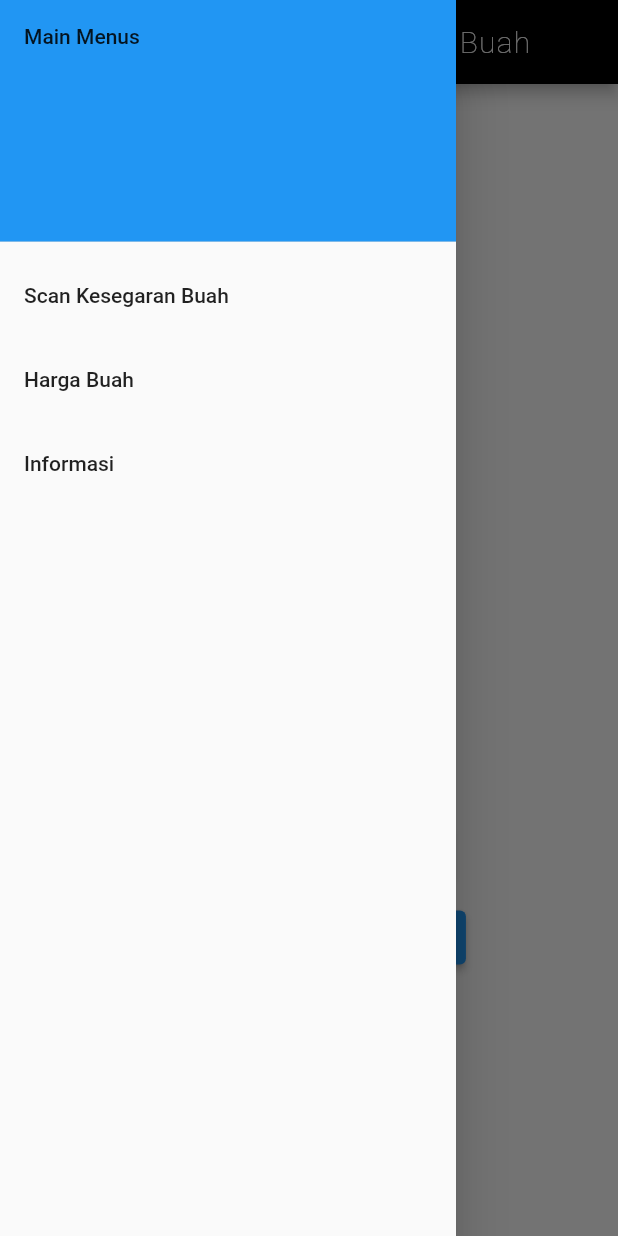
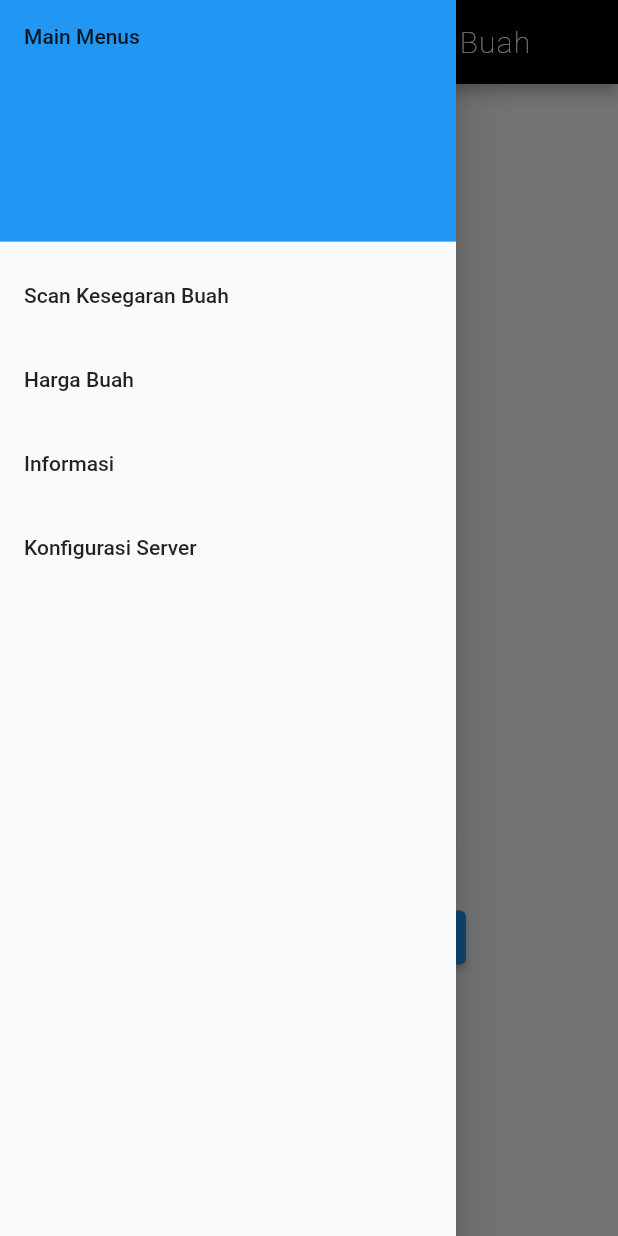
Before and after one commit to gebong/scan-buah-flutter, a Flutter app: the screen it shows after launch, with the side drawer open, on a phone screen of 412 x 824 dp. Run offline on Flutter 3.47's test engine with Material 2 defaults, Android fonts, the phone set to English and light mode, and no system bars; our stand-ins replace go_router, image_picker.

Commit message:
tambah akses setting server

```diff
--- a/lib/components/nav_bar.dart
+++ b/lib/components/nav_bar.dart
@@ -29,6 +29,10 @@ class NavBar extends StatelessWidget {
             title: const Text('Informasi'),
             onTap: () => context.go('/information'),
           ),
+          ListTile(
+            title: const Text('Konfigurasi Server'),
+            onTap: () => context.go('/server'),
+          ),
         ],
       ),
     );
```
